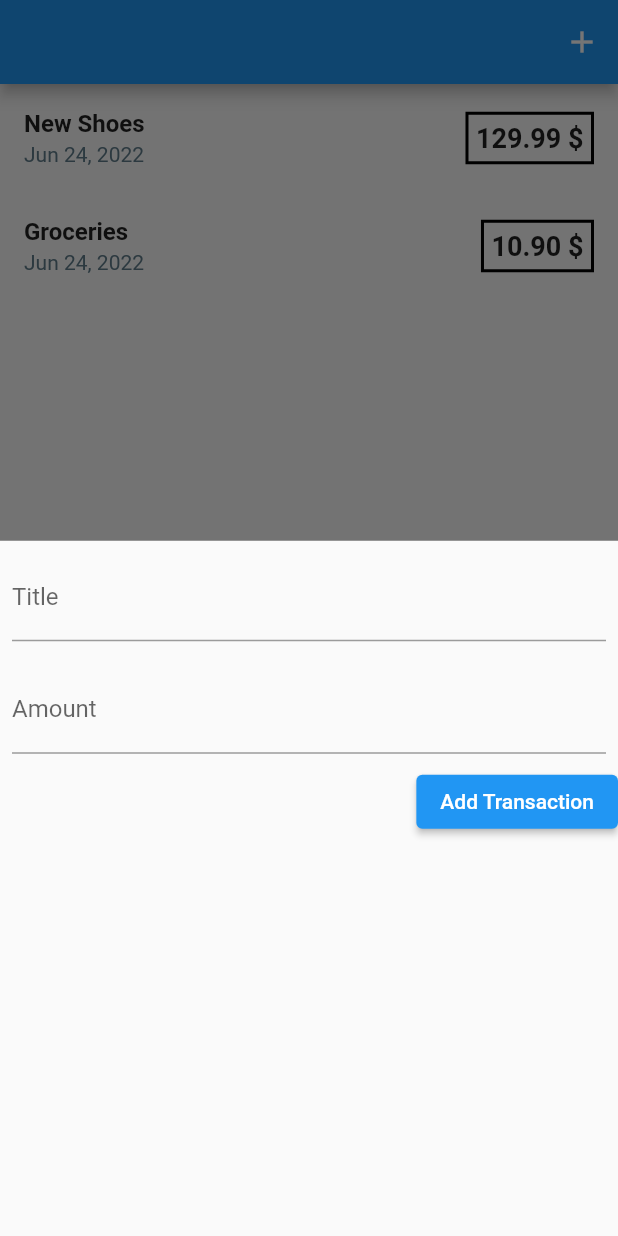
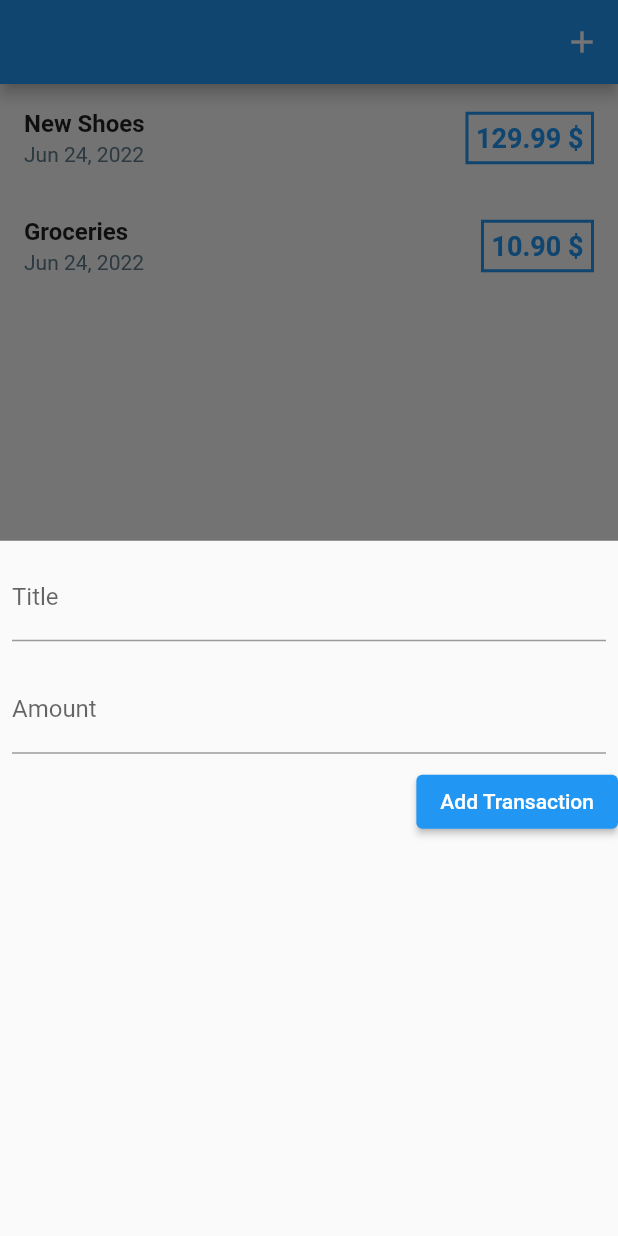
Before and after one commit to Hhanri/personal_expenses_app, a Flutter app: the screen it shows after launch, after a tap on the "add" icon, on a phone screen of 412 x 824 dp. Run offline on Flutter 3.47's test engine with Material 2 defaults, Android fonts, the phone set to English and light mode, and no system bars.

Commit message:
fixed textfield, layout error and theming

```diff
--- a/lib/main.dart
+++ b/lib/main.dart
@@ -37,6 +37,7 @@ class _HomePageState extends State<HomePage> {
     setState(() {
       transactions.add(TransactionModel(id: UniqueKey().toString(), title: title, amount: amount, date: DateTime.now()));
     });
+    Navigator.of(context).pop();
   }
 
   void _startAddNewTransaction(BuildContext context) {
@@ -57,11 +58,13 @@ class _HomePageState extends State<HomePage> {
     return Scaffold(
       appBar: AppBar(
         actions: [
-          IconButton(onPressed: () =>_startAddNewTransaction(context), icon: const  Icon(Icons.add))
+          IconButton(onPressed: () => _startAddNewTransaction(context), icon: const  Icon(Icons.add))
         ],
       ),
-      body: Expanded(
-        child: TransactionsListWidget(transactions: transactions,)
+      body: Column(
+        children: [
+          Expanded(child: TransactionsListWidget(transactions: transactions,)),
+        ],
       )
     );
   }
--- a/lib/widgets/add_transaction_widget.dart
+++ b/lib/widgets/add_transaction_widget.dart
@@ -1,14 +1,34 @@
 import 'package:flutter/material.dart';
 import 'package:pesronal_expenses_app/widgets/text_form_field_widget.dart';
 
-class AddTransactionWidget extends StatelessWidget {
+class AddTransactionWidget extends StatefulWidget {
   final Function(String, double) addTransaction;
   const AddTransactionWidget({Key? key, required this.addTransaction}) : super(key: key);
 
   @override
+  State<AddTransactionWidget> createState() => _AddTransactionWidgetState();
+}
+
+class _AddTransactionWidgetState extends State<AddTransactionWidget> {
+  late TextEditingController titleController;
+  late TextEditingController amountController;
+
+  @override
+  void initState() {
+    super.initState();
+    titleController = TextEditingController();
+    amountController = TextEditingController();
+  }
+
+  @override
+  void dispose() {
+    titleController.dispose();
+    amountController.dispose();
+    super.dispose();
+  }
+
+  @override
   Widget build(BuildContext context) {
-    final TextEditingController titleController = TextEditingController();
-    final TextEditingController amountController = TextEditingController();
     return Column(
       crossAxisAlignment: CrossAxisAlignment.end,
       children: [
@@ -16,7 +36,7 @@ class AddTransactionWidget extends StatelessWidget {
         TextFormFieldWidget(controller: amountController, parameters: AmountTextFieldParameters()),
         ElevatedButton(
           onPressed: () {
-            addTransaction(titleController.text, double.parse(amountController.text));
+            widget.addTransaction(titleController.text, double.parse(amountController.text));
           },
           child: const Text("Add Transaction")
         )
--- a/lib/widgets/price_display_widget.dart
+++ b/lib/widgets/price_display_widget.dart
@@ -10,14 +10,15 @@ class PriceDisplayWidget extends StatelessWidget {
       padding: const EdgeInsets.symmetric(vertical: 5, horizontal: 5),
       decoration: BoxDecoration(
         border: Border.all(
-          color: Colors.black,
+          color: Theme.of(context).primaryColor,
           width: 2
         )
       ),
       child: Text(
         "${price.toStringAsFixed(2)} \$",
         overflow: TextOverflow.ellipsis,
-        style: const TextStyle(
+        style: TextStyle(
+          color: Theme.of(context).primaryColor,
           fontWeight: FontWeight.bold,
           fontSize: 18
         ),
```
